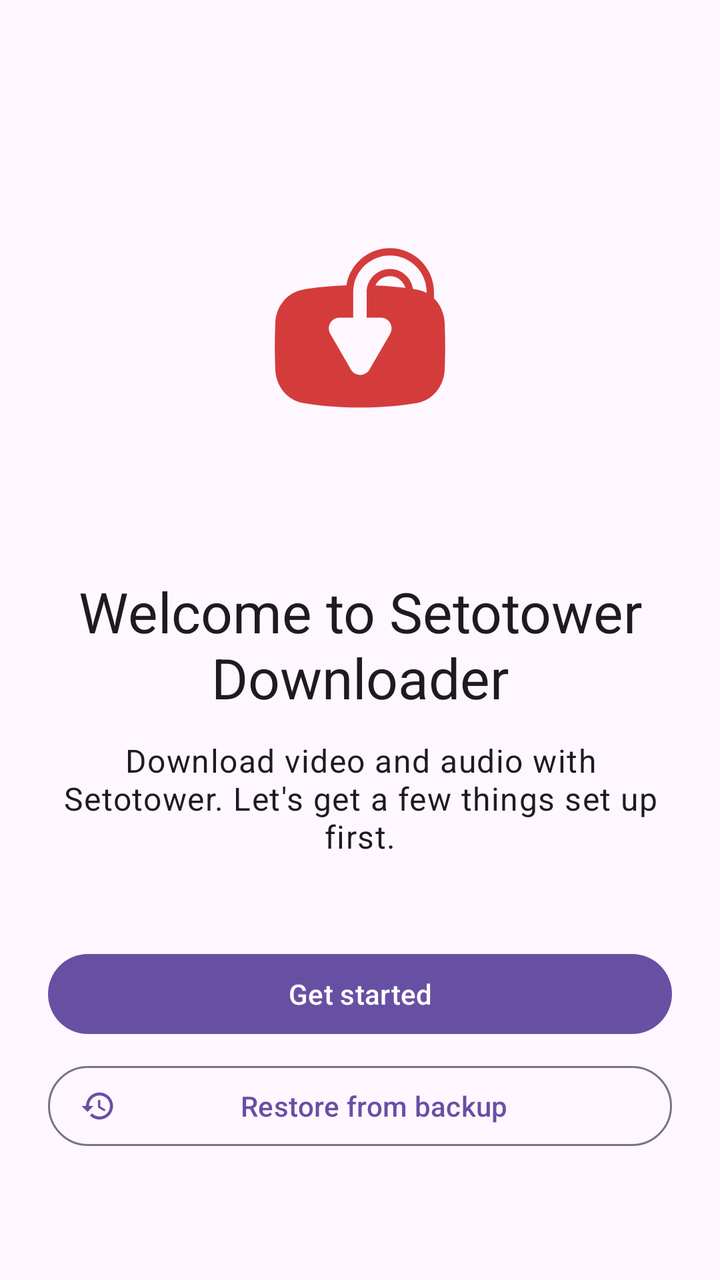
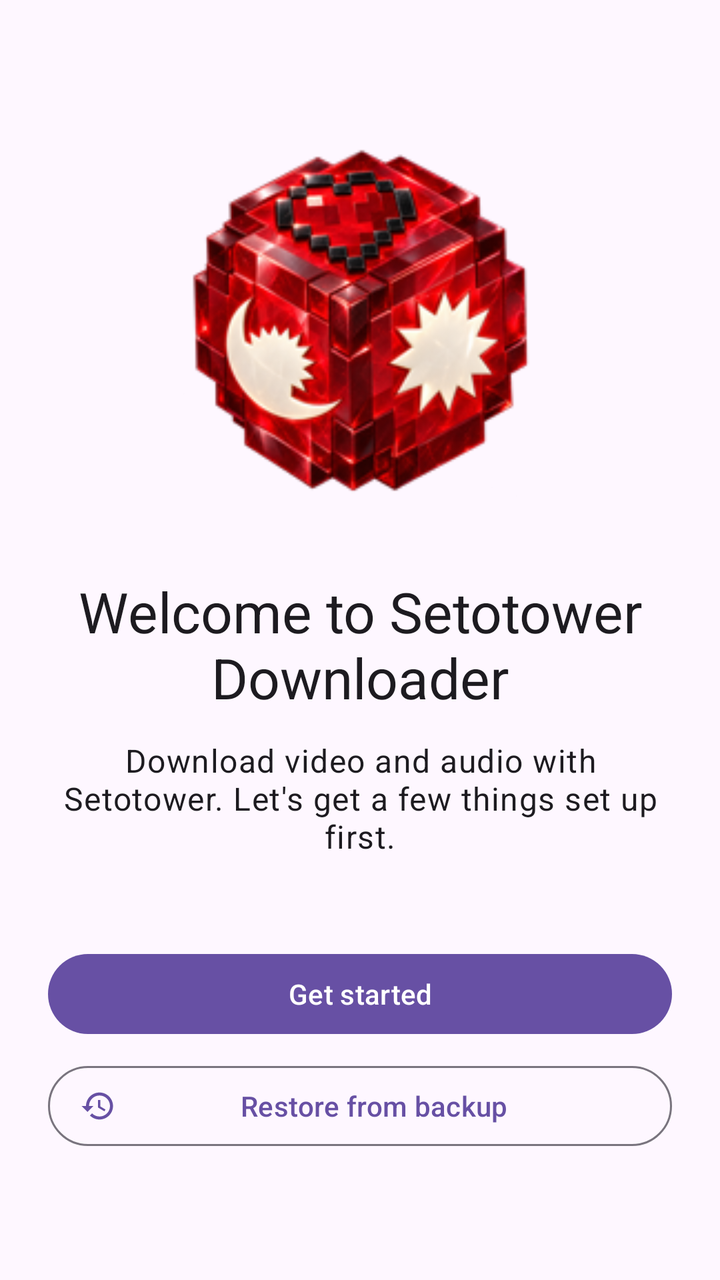

An Android layout rendered at two revisions. The XML below is the earlier revision; the diff shows what the commit changed to produce the second picture.
<!-- AndroidManifest.xml: application theme BaseTheme -->
<!-- res/layout/fragment_welcome_intro.xml -->
<?xml version="1.0" encoding="utf-8"?>
<ScrollView xmlns:android="http://schemas.android.com/apk/res/android"
    xmlns:app="http://schemas.android.com/apk/res-auto"
    android:layout_width="match_parent"
    android:layout_height="match_parent"
    android:fillViewport="true">

    <LinearLayout
        android:layout_width="match_parent"
        android:layout_height="wrap_content"
        android:gravity="center"
        android:minHeight="400dp"
        android:orientation="vertical"
        android:padding="24dp">

        <ImageView
            android:layout_width="200dp"
            android:layout_height="200dp"
            android:contentDescription="@null"
            android:importantForAccessibility="no"
            android:scaleType="fitCenter"
            android:src="@drawable/ic_app_icon" />

        <TextView
            android:layout_width="wrap_content"
            android:layout_height="wrap_content"
            android:layout_marginTop="24dp"
            android:gravity="center"
            android:text="@string/welcome_title"
            android:textAppearance="?attr/textAppearanceHeadlineMedium" />

        <TextView
            android:layout_width="wrap_content"
            android:layout_height="wrap_content"
            android:layout_marginTop="12dp"
            android:gravity="center"
            android:text="@string/welcome_subtitle"
            android:textAppearance="?attr/textAppearanceBodyLarge" />

        <com.google.android.material.progressindicator.LinearProgressIndicator
            android:id="@+id/restore_progress"
            android:layout_width="match_parent"
            android:layout_height="wrap_content"
            android:layout_marginTop="32dp"
            android:indeterminate="true"
            android:visibility="invisible" />

        <com.google.android.material.button.MaterialButton
            android:id="@+id/get_started"
            android:layout_width="match_parent"
            android:layout_height="wrap_content"
            android:layout_marginTop="8dp"
            android:text="@string/welcome_get_started" />

        <com.google.android.material.button.MaterialButton
            android:id="@+id/restore_backup"
            style="@style/Widget.Material3.Button.OutlinedButton.Icon"
            android:layout_width="match_parent"
            android:layout_height="wrap_content"
            android:layout_marginTop="8dp"
            android:text="@string/welcome_restore_backup"
            app:icon="@drawable/ic_restore" />
    </LinearLayout>
</ScrollView>
<!-- resources referenced by this layout -->
<resources>
  <!-- drawable ic_app_icon (drawable) -->
  <vector
      xmlns:android="http://schemas.android.com/apk/res/android"
      android:name="vector"
      android:width="200dp"
      android:gravity="fill_horizontal|fill_vertical"
      android:height="200dp"
      android:viewportWidth="108"
      android:viewportHeight="108">
      <path
          android:name="path"
          android:pathData="M 73.977 46.512 C 75.734 48.222 76.781 50.662 76.872 53.315 C 76.945 55.412 77 57.629 77 59.482 C 77 61.335 76.945 63.552 76.872 65.649 C 76.718 70.133 73.835 74.006 69.404 74.78 C 65.706 75.426 60.571 76 54 76 C 47.429 76 42.294 75.426 38.596 74.78 C 34.165 74.006 31.282 70.133 31.128 65.649 C 31.055 63.552 31 61.335 31 59.482 C 31 57.629 31.055 55.412 31.128 53.315 C 31.282 48.831 34.165 44.957 38.596 44.183 C 41.576 43.663 45.489 43.189 50.335 43.025 C 51.232 37.348 56.145 33 62.083 33 C 68.658 33 73.977 38.331 73.977 44.895 L 73.977 46.512 Z M 52.345 42.976 C 52.886 42.968 53.438 42.963 54 42.963 L 54.086 42.963 C 53.495 42.964 52.915 42.969 52.347 42.978 C 52.224 43.601 52.16 44.244 52.16 44.902 L 52.16 51.756 L 48.489 51.76 C 46.26 51.763 44.867 54.174 45.98 56.106 L 51.541 65.764 C 52.656 67.699 55.448 67.701 56.565 65.767 L 62.15 56.095 C 63.267 54.161 61.869 51.744 59.636 51.747 L 55.803 51.752 L 55.803 44.902 L 55.803 44.895 L 55.782 44.895 C 55.782 41.413 58.603 38.59 62.083 38.59 C 65.26 38.59 67.888 40.943 68.322 44.003 C 68.695 44.062 69.056 44.122 69.404 44.183 C 70.345 44.347 71.216 44.651 72.006 45.071 L 72.006 44.895 C 72.006 39.412 67.563 34.967 62.083 34.967 C 57.259 34.967 53.239 38.411 52.345 42.976 Z M 66.248 43.705 C 65.731 41.885 64.058 40.557 62.083 40.557 C 60.356 40.557 58.86 41.571 58.166 43.043 C 61.248 43.162 63.941 43.407 66.248 43.705 Z"
          android:fillColor="#d43c3c"
          android:strokeWidth="1"
          android:fillType="evenOdd"/>
  </vector>
  <!-- drawable ic_restore (drawable) -->
  <vector android:height="24dp"
      android:viewportHeight="24" android:viewportWidth="24"
      android:width="24dp" xmlns:android="http://schemas.android.com/apk/res/android">
      <path android:fillColor="?android:textColorPrimary" android:pathData="M13,3c-4.97,0 -9,4.03 -9,9L1,12l3.89,3.89 0.07,0.14L9,12L6,12c0,-3.87 3.13,-7 7,-7s7,3.13 7,7 -3.13,7 -7,7c-1.93,0 -3.68,-0.79 -4.94,-2.06l-1.42,1.42C8.27,19.99 10.51,21 13,21c4.97,0 9,-4.03 9,-9s-4.03,-9 -9,-9zM12,8v5l4.28,2.54 0.72,-1.21 -3.5,-2.08L13.5,8L12,8z"/>
  </vector>
  <string name="welcome_get_started">Get started</string>
  <string name="welcome_restore_backup">Restore from backup</string>
  <string name="welcome_subtitle">Download video and audio with Setotower. Let\'s get a few things set up first.</string>
  <string name="welcome_title">Welcome to Setotower Downloader</string>
  <style name="Preference.SwitchPreferenceCompat.Material3" parent="@style/Preference.SwitchPreferenceCompat.Material">
          <item name="widgetLayout">@layout/preferece_material_switch</item>
      </style>
  <style name="snackBarStyle" parent="@style/Widget.Material3.Snackbar">
          <item name="shapeAppearance">@style/ShapeAppearance.Material3.Corner.ExtraLarge</item>
          <item name="android:paddingStart">20dp</item>
          <item name="android:paddingEnd">20dp</item>
          <item name="maxLines">2</item>
          <item name="animationMode">slide</item>
      </style>
  <style name="PreferenceTheme" parent="PreferenceThemeOverlay">
          <item name="singleLineTitle">false</item>
      </style>
  <!-- unchanged entries left out for length: 1 -->
</resources>

<!-- the commit's change to res/layout/fragment_welcome_intro.xml (unified diff, before → after) -->
@@ -19,7 +19,7 @@
             android:contentDescription="@null"
             android:importantForAccessibility="no"
             android:scaleType="fitCenter"
-            android:src="@drawable/ic_app_icon" />
+            android:src="@drawable/setotower_mark" />
 
         <TextView
             android:layout_width="wrap_content"
<!-- resource entries referenced after the edit -->
@@ -1,27 +1,12 @@
 <!-- resources referenced by this layout -->
 <resources>
-  <!-- drawable ic_app_icon (drawable) -->
-  <vector
-      xmlns:android="http://schemas.android.com/apk/res/android"
-      android:name="vector"
-      android:width="200dp"
-      android:gravity="fill_horizontal|fill_vertical"
-      android:height="200dp"
-      android:viewportWidth="108"
-      android:viewportHeight="108">
-      <path
-          android:name="path"
-          android:pathData="M 73.977 46.512 C 75.734 48.222 76.781 50.662 76.872 53.315 C 76.945 55.412 77 57.629 77 59.482 C 77 61.335 76.945 63.552 76.872 65.649 C 76.718 70.133 73.835 74.006 69.404 74.78 C 65.706 75.426 60.571 76 54 76 C 47.429 76 42.294 75.426 38.596 74.78 C 34.165 74.006 31.282 70.133 31.128 65.649 C 31.055 63.552 31 61.335 31 59.482 C 31 57.629 31.055 55.412 31.128 53.315 C 31.282 48.831 34.165 44.957 38.596 44.183 C 41.576 43.663 45.489 43.189 50.335 43.025 C 51.232 37.348 56.145 33 62.083 33 C 68.658 33 73.977 38.331 73.977 44.895 L 73.977 46.512 Z M 52.345 42.976 C 52.886 42.968 53.438 42.963 54 42.963 L 54.086 42.963 C 53.495 42.964 52.915 42.969 52.347 42.978 C 52.224 43.601 52.16 44.244 52.16 44.902 L 52.16 51.756 L 48.489 51.76 C 46.26 51.763 44.867 54.174 45.98 56.106 L 51.541 65.764 C 52.656 67.699 55.448 67.701 56.565 65.767 L 62.15 56.095 C 63.267 54.161 61.869 51.744 59.636 51.747 L 55.803 51.752 L 55.803 44.902 L 55.803 44.895 L 55.782 44.895 C 55.782 41.413 58.603 38.59 62.083 38.59 C 65.26 38.59 67.888 40.943 68.322 44.003 C 68.695 44.062 69.056 44.122 69.404 44.183 C 70.345 44.347 71.216 44.651 72.006 45.071 L 72.006 44.895 C 72.006 39.412 67.563 34.967 62.083 34.967 C 57.259 34.967 53.239 38.411 52.345 42.976 Z M 66.248 43.705 C 65.731 41.885 64.058 40.557 62.083 40.557 C 60.356 40.557 58.86 41.571 58.166 43.043 C 61.248 43.162 63.941 43.407 66.248 43.705 Z"
-          android:fillColor="#d43c3c"
-          android:strokeWidth="1"
-          android:fillType="evenOdd"/>
-  </vector>
   <!-- drawable ic_restore (drawable) -->
   <vector android:height="24dp"
       android:viewportHeight="24" android:viewportWidth="24"
       android:width="24dp" xmlns:android="http://schemas.android.com/apk/res/android">
       <path android:fillColor="?android:textColorPrimary" android:pathData="M13,3c-4.97,0 -9,4.03 -9,9L1,12l3.89,3.89 0.07,0.14L9,12L6,12c0,-3.87 3.13,-7 7,-7s7,3.13 7,7 -3.13,7 -7,7c-1.93,0 -3.68,-0.79 -4.94,-2.06l-1.42,1.42C8.27,19.99 10.51,21 13,21c4.97,0 9,-4.03 9,-9s-4.03,-9 -9,-9zM12,8v5l4.28,2.54 0.72,-1.21 -3.5,-2.08L13.5,8L12,8z"/>
   </vector>
+  <!-- drawable setotower_mark: png bitmap (drawable-nodpi, 49876 bytes) -->
   <string name="welcome_get_started">Get started</string>
   <string name="welcome_restore_backup">Restore from backup</string>
   <string name="welcome_subtitle">Download video and audio with Setotower. Let\'s get a few things set up first.</string>
